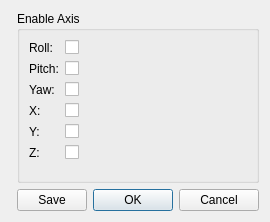
Qt form ftnoir_tracker_sm/ftnoir_sm_controls.ui (opentrack/opentrack) before a commit.
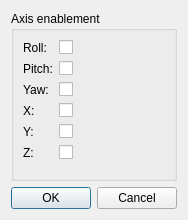
The same form after that commit. Icons and pictures are not drawn.

Commit message: sm: fix build hopefully, more to follow

Patch:
```diff
--- a/ftnoir_tracker_sm/ftnoir_sm_controls.ui
+++ b/ftnoir_tracker_sm/ftnoir_sm_controls.ui
@@ -9,8 +9,8 @@
    <rect>
     <x>0</x>
     <y>0</y>
-    <width>252</width>
-    <height>222</height>
+    <width>172</width>
+    <height>220</height>
    </rect>
   </property>
   <property name="windowTitle">
@@ -26,50 +26,8 @@
   <property name="autoFillBackground">
    <bool>false</bool>
   </property>
-  <layout class="QFormLayout" name="formLayout_2">
-   <item row="1" column="1">
-    <layout class="QHBoxLayout" name="horizontalLayout">
-     <item>
-      <widget class="QPushButton" name="btnSave">
-       <property name="sizePolicy">
-        <sizepolicy hsizetype="Preferred" vsizetype="Fixed">
-         <horstretch>0</horstretch>
-         <verstretch>0</verstretch>
-        </sizepolicy>
-       </property>
-       <property name="minimumSize">
-        <size>
-         <width>70</width>
-         <height>0</height>
-        </size>
-       </property>
-       <property name="maximumSize">
-        <size>
-         <width>100</width>
-         <height>16777215</height>
-        </size>
-       </property>
-       <property name="text">
-        <string>Save</string>
-       </property>
-      </widget>
-     </item>
-     <item>
-      <widget class="QDialogButtonBox" name="buttonBox">
-       <property name="sizePolicy">
-        <sizepolicy hsizetype="Maximum" vsizetype="Maximum">
-         <horstretch>0</horstretch>
-         <verstretch>0</verstretch>
-        </sizepolicy>
-       </property>
-       <property name="standardButtons">
-        <set>QDialogButtonBox::Cancel|QDialogButtonBox::Ok</set>
-       </property>
-      </widget>
-     </item>
-    </layout>
-   </item>
-   <item row="0" column="1">
+  <layout class="QGridLayout" name="gridLayout">
+   <item row="0" column="0">
     <widget class="QGroupBox" name="groupBox">
      <property name="sizePolicy">
       <sizepolicy hsizetype="Expanding" vsizetype="MinimumExpanding">
@@ -77,18 +35,15 @@
        <verstretch>0</verstretch>
       </sizepolicy>
      </property>
-     <property name="minimumSize">
-      <size>
-       <width>0</width>
-       <height>140</height>
-      </size>
-     </property>
      <property name="title">
-      <string>Enable Axis</string>
+      <string>Axis enablement</string>
      </property>
      <layout class="QFormLayout" name="formLayout">
-      <property name="sizeConstraint">
-       <enum>QLayout::SetMinAndMaxSize</enum>
+      <property name="labelAlignment">
+       <set>Qt::AlignLeading|Qt::AlignLeft|Qt::AlignVCenter</set>
+      </property>
+      <property name="formAlignment">
+       <set>Qt::AlignLeading|Qt::AlignLeft|Qt::AlignTop</set>
       </property>
       <item row="0" column="0">
        <widget class="QLabel" name="label_6">
@@ -234,6 +189,19 @@
      </layout>
     </widget>
    </item>
+   <item row="1" column="0">
+    <widget class="QDialogButtonBox" name="buttonBox">
+     <property name="sizePolicy">
+      <sizepolicy hsizetype="Maximum" vsizetype="Maximum">
+       <horstretch>0</horstretch>
+       <verstretch>0</verstretch>
+      </sizepolicy>
+     </property>
+     <property name="standardButtons">
+      <set>QDialogButtonBox::Cancel|QDialogButtonBox::Ok</set>
+     </property>
+    </widget>
+   </item>
   </layout>
  </widget>
  <resources/>
```
The commit also changes 2 other files.
